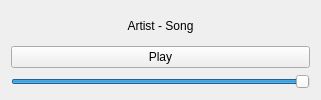
This is radio.ui in morhor/DarkAmbientRadioPlayer as Qt 5 draws it before an edit. The edited form follows.
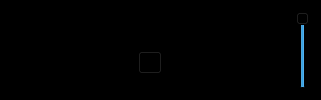
This is the edited form.

Commit message: Frameless radio

The edit to the form file:
```diff
--- a/radio.ui
+++ b/radio.ui
@@ -16,26 +16,470 @@
     <height>50</height>
    </size>
   </property>
+  <property name="palette">
+   <palette>
+    <active>
+     <colorrole role="WindowText">
+      <brush brushstyle="SolidPattern">
+       <color alpha="255">
+        <red>255</red>
+        <green>255</green>
+        <blue>255</blue>
+       </color>
+      </brush>
+     </colorrole>
+     <colorrole role="Button">
+      <brush brushstyle="SolidPattern">
+       <color alpha="255">
+        <red>0</red>
+        <green>0</green>
+        <blue>0</blue>
+       </color>
+      </brush>
+     </colorrole>
+     <colorrole role="Light">
+      <brush brushstyle="SolidPattern">
+       <color alpha="255">
+        <red>0</red>
+        <green>0</green>
+        <blue>0</blue>
+       </color>
+      </brush>
+     </colorrole>
+     <colorrole role="Midlight">
+      <brush brushstyle="SolidPattern">
+       <color alpha="255">
+        <red>0</red>
+        <green>0</green>
+        <blue>0</blue>
+       </color>
+      </brush>
+     </colorrole>
+     <colorrole role="Dark">
+      <brush brushstyle="SolidPattern">
+       <color alpha="255">
+        <red>0</red>
+        <green>0</green>
+        <blue>0</blue>
+       </color>
+      </brush>
+     </colorrole>
+     <colorrole role="Mid">
+      <brush brushstyle="SolidPattern">
+       <color alpha="255">
+        <red>0</red>
+        <green>0</green>
+        <blue>0</blue>
+       </color>
+      </brush>
+     </colorrole>
+     <colorrole role="Text">
+      <brush brushstyle="SolidPattern">
+       <color alpha="255">
+        <red>255</red>
+        <green>255</green>
+        <blue>255</blue>
+       </color>
+      </brush>
+     </colorrole>
+     <colorrole role="BrightText">
+      <brush brushstyle="SolidPattern">
+       <color alpha="255">
+        <red>255</red>
+        <green>255</green>
+        <blue>255</blue>
+       </color>
+      </brush>
+     </colorrole>
+     <colorrole role="ButtonText">
+      <brush brushstyle="SolidPattern">
+       <color alpha="255">
+        <red>255</red>
+        <green>255</green>
+        <blue>255</blue>
+       </color>
+      </brush>
+     </colorrole>
+     <colorrole role="Base">
+      <brush brushstyle="SolidPattern">
+       <color alpha="255">
+        <red>0</red>
+        <green>0</green>
+        <blue>0</blue>
+       </color>
+      </brush>
+     </colorrole>
+     <colorrole role="Window">
+      <brush brushstyle="SolidPattern">
+       <color alpha="255">
+        <red>0</red>
+        <green>0</green>
+        <blue>0</blue>
+       </color>
+      </brush>
+     </colorrole>
+     <colorrole role="Shadow">
+      <brush brushstyle="SolidPattern">
+       <color alpha="255">
+        <red>0</red>
+        <green>0</green>
+        <blue>0</blue>
+       </color>
+      </brush>
+     </colorrole>
+     <colorrole role="AlternateBase">
+      <brush brushstyle="SolidPattern">
+       <color alpha="255">
+        <red>0</red>
+        <green>0</green>
+        <blue>0</blue>
+       </color>
+      </brush>
+     </colorrole>
+     <colorrole role="ToolTipBase">
+      <brush brushstyle="SolidPattern">
+       <color alpha="255">
+        <red>255</red>
+        <green>255</green>
+        <blue>220</blue>
+       </color>
+      </brush>
+     </colorrole>
+     <colorrole role="ToolTipText">
+      <brush brushstyle="SolidPattern">
+       <color alpha="255">
+        <red>0</red>
+        <green>0</green>
+        <blue>0</blue>
+       </color>
+      </brush>
+     </colorrole>
+    </active>
+    <inactive>
+     <colorrole role="WindowText">
+      <brush brushstyle="SolidPattern">
+       <color alpha="255">
+        <red>255</red>
+        <green>255</green>
+        <blue>255</blue>
+       </color>
+      </brush>
+     </colorrole>
+     <colorrole role="Button">
+      <brush brushstyle="SolidPattern">
+       <color alpha="255">
+        <red>0</red>
+        <green>0</green>
+        <blue>0</blue>
+       </color>
+      </brush>
+     </colorrole>
+     <colorrole role="Light">
+      <brush brushstyle="SolidPattern">
+       <color alpha="255">
+        <red>0</red>
+        <green>0</green>
+        <blue>0</blue>
+       </color>
+      </brush>
+     </colorrole>
+     <colorrole role="Midlight">
+      <brush brushstyle="SolidPattern">
+       <color alpha="255">
+        <red>0</red>
+        <green>0</green>
+        <blue>0</blue>
+       </color>
+      </brush>
+     </colorrole>
+     <colorrole role="Dark">
+      <brush brushstyle="SolidPattern">
+       <color alpha="255">
+        <red>0</red>
+        <green>0</green>
+        <blue>0</blue>
+       </color>
+      </brush>
+     </colorrole>
+     <colorrole role="Mid">
+      <brush brushstyle="SolidPattern">
+       <color alpha="255">
+        <red>0</red>
+        <green>0</green>
+        <blue>0</blue>
+       </color>
+      </brush>
+     </colorrole>
+     <colorrole role="Text">
+      <brush brushstyle="SolidPattern">
+       <color alpha="255">
+        <red>255</red>
+        <green>255</green>
+        <blue>255</blue>
+       </color>
+      </brush>
+     </colorrole>
+     <colorrole role="BrightText">
+      <brush brushstyle="SolidPattern">
+       <color alpha="255">
+        <red>255</red>
+        <green>255</green>
+        <blue>255</blue>
+       </color>
+      </brush>
+     </colorrole>
+     <colorrole role="ButtonText">
+      <brush brushstyle="SolidPattern">
+       <color alpha="255">
+        <red>255</red>
+        <green>255</green>
+        <blue>255</blue>
+       </color>
+      </brush>
+     </colorrole>
+     <colorrole role="Base">
+      <brush brushstyle="SolidPattern">
+       <color alpha="255">
+        <red>0</red>
+        <green>0</green>
+        <blue>0</blue>
+       </color>
+      </brush>
+     </colorrole>
+     <colorrole role="Window">
+      <brush brushstyle="SolidPattern">
+       <color alpha="255">
+        <red>0</red>
+        <green>0</green>
+        <blue>0</blue>
+       </color>
+      </brush>
+     </colorrole>
+     <colorrole role="Shadow">
+      <brush brushstyle="SolidPattern">
+       <color alpha="255">
+        <red>0</red>
+        <green>0</green>
+        <blue>0</blue>
+       </color>
+      </brush>
+     </colorrole>
+     <colorrole role="AlternateBase">
+      <brush brushstyle="SolidPattern">
+       <color alpha="255">
+        <red>0</red>
+        <green>0</green>
+        <blue>0</blue>
+       </color>
+      </brush>
+     </colorrole>
+     <colorrole role="ToolTipBase">
+      <brush brushstyle="SolidPattern">
+       <color alpha="255">
+        <red>255</red>
+        <green>255</green>
+        <blue>220</blue>
+       </color>
+      </brush>
+     </colorrole>
+     <colorrole role="ToolTipText">
+      <brush brushstyle="SolidPattern">
+       <color alpha="255">
+        <red>0</red>
+        <green>0</green>
+        <blue>0</blue>
+       </color>
+      </brush>
+     </colorrole>
+    </inactive>
+    <disabled>
+     <colorrole role="WindowText">
+      <brush brushstyle="SolidPattern">
+       <color alpha="255">
+        <red>0</red>
+        <green>0</green>
+        <blue>0</blue>
+       </color>
+      </brush>
+     </colorrole>
+     <colorrole role="Button">
+      <brush brushstyle="SolidPattern">
+       <color alpha="255">
+        <red>0</red>
+        <green>0</green>
+        <blue>0</blue>
+       </color>
+      </brush>
+     </colorrole>
+     <colorrole role="Light">
+      <brush brushstyle="SolidPattern">
+       <color alpha="255">
+        <red>0</red>
+        <green>0</green>
+        <blue>0</blue>
+       </color>
+      </brush>
+     </colorrole>
+     <colorrole role="Midlight">
+      <brush brushstyle="SolidPattern">
+       <color alpha="255">
+        <red>0</red>
+        <green>0</green>
+        <blue>0</blue>
+       </color>
+      </brush>
+     </colorrole>
+     <colorrole role="Dark">
+      <brush brushstyle="SolidPattern">
+       <color alpha="255">
+        <red>0</red>
+        <green>0</green>
+        <blue>0</blue>
+       </color>
+      </brush>
+     </colorrole>
+     <colorrole role="Mid">
+      <brush brushstyle="SolidPattern">
+       <color alpha="255">
+        <red>0</red>
+        <green>0</green>
+        <blue>0</blue>
+       </color>
+      </brush>
+     </colorrole>
+     <colorrole role="Text">
+      <brush brushstyle="SolidPattern">
+       <color alpha="255">
+        <red>0</red>
+        <green>0</green>
+        <blue>0</blue>
+       </color>
+      </brush>
+     </colorrole>
+     <colorrole role="BrightText">
+      <brush brushstyle="SolidPattern">
+       <color alpha="255">
+        <red>255</red>
+        <green>255</green>
+        <blue>255</blue>
+       </color>
+      </brush>
+     </colorrole>
+     <colorrole role="ButtonText">
+      <brush brushstyle="SolidPattern">
+       <color alpha="255">
+        <red>0</red>
+        <green>0</green>
+        <blue>0</blue>
+       </color>
+      </brush>
+     </colorrole>
+     <colorrole role="Base">
+      <brush brushstyle="SolidPattern">
+       <color alpha="255">
+        <red>0</red>
+        <green>0</green>
+        <blue>0</blue>
+       </color>
+      </brush>
+     </colorrole>
+     <colorrole role="Window">
+      <brush brushstyle="SolidPattern">
+       <color alpha="255">
+        <red>0</red>
+        <green>0</green>
+        <blue>0</blue>
+       </color>
+      </brush>
+     </colorrole>
+     <colorrole role="Shadow">
+      <brush brushstyle="SolidPattern">
+       <color alpha="255">
+        <red>0</red>
+        <green>0</green>
+        <blue>0</blue>
+       </color>
+      </brush>
+     </colorrole>
+     <colorrole role="AlternateBase">
+      <brush brushstyle="SolidPattern">
+       <color alpha="255">
+        <red>0</red>
+        <green>0</green>
+        <blue>0</blue>
+       </color>
+      </brush>
+     </colorrole>
+     <colorrole role="ToolTipBase">
+      <brush brushstyle="SolidPattern">
+       <color alpha="255">
+        <red>255</red>
+        <green>255</green>
+        <blue>220</blue>
+       </color>
+      </brush>
+     </colorrole>
+     <colorrole role="ToolTipText">
+      <brush brushstyle="SolidPattern">
+       <color alpha="255">
+        <red>0</red>
+        <green>0</green>
+        <blue>0</blue>
+       </color>
+      </brush>
+     </colorrole>
+    </disabled>
+   </palette>
+  </property>
   <property name="windowTitle">
    <string>Radio</string>
   </property>
-  <layout class="QVBoxLayout" name="verticalLayout">
+  <layout class="QHBoxLayout" name="horizontalLayout_2">
    <item>
-    <widget class="QLabel" name="txt">
-     <property name="text">
-      <string>Artist - Song</string>
-     </property>
-     <property name="alignment">
-      <set>Qt::AlignCenter</set>
-     </property>
-    </widget>
-   </item>
-   <item>
-    <widget class="QPushButton" name="cmd">
-     <property name="text">
-      <string>Play</string>
-     </property>
-    </widget>
+    <layout class="QVBoxLayout" name="verticalLayout_2">
+     <item>
+      <widget class="QLineEdit" name="txt">
+       <property name="autoFillBackground">
+        <bool>true</bool>
+       </property>
+       <property name="frame">
+        <bool>false</bool>
+       </property>
+       <property name="alignment">
+        <set>Qt::AlignCenter</set>
+       </property>
+       <property name="readOnly">
+        <bool>true</bool>
+       </property>
+      </widget>
+     </item>
+     <item>
+      <layout class="QHBoxLayout" name="horizontalLayout">
+       <item>
+        <widget class="QWidget" name="wgt1" native="true"/>
+       </item>
+       <item>
+        <widget class="QToolButton" name="cmd">
+         <property name="autoFillBackground">
+          <bool>true</bool>
+         </property>
+         <property name="text">
+          <string/>
+         </property>
+         <property name="popupMode">
+          <enum>QToolButton::DelayedPopup</enum>
+         </property>
+         <property name="autoRaise">
+          <bool>false</bool>
+         </property>
+        </widget>
+       </item>
+       <item>
+        <widget class="QWidget" name="wgt2" native="true"/>
+       </item>
+      </layout>
+     </item>
+    </layout>
    </item>
    <item>
     <widget class="QSlider" name="volume">
@@ -46,7 +490,7 @@
       <number>100</number>
      </property>
      <property name="orientation">
-      <enum>Qt::Horizontal</enum>
+      <enum>Qt::Vertical</enum>
      </property>
     </widget>
    </item>
```
The commit also changes 7 other files.
